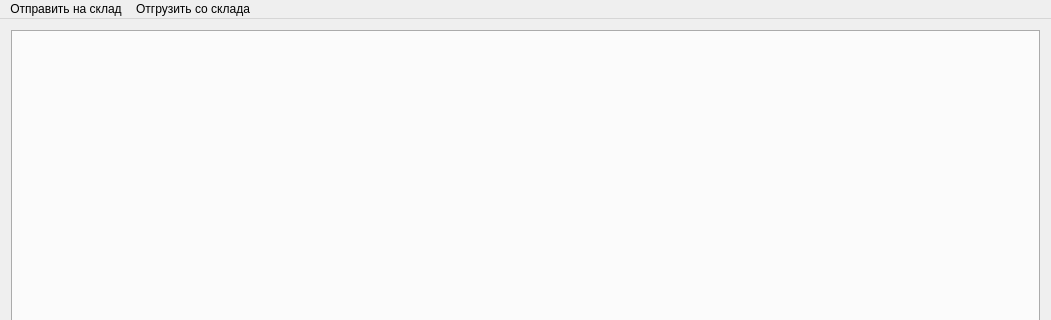
Above: mainwindow.ui from Sergeyego/warehouse before the change; both pictures show x 0 to 1051 and y 0 to 320 of the 1051 by 662 pixel window. Below: the same form after it.
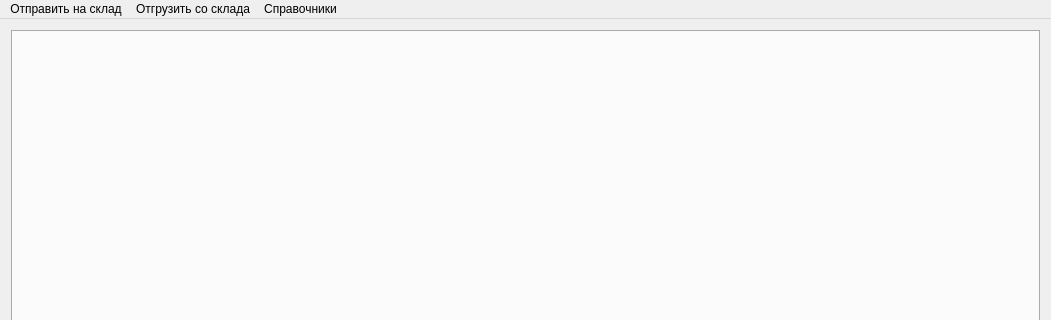
That is the form after the change.

The edit to the form file:
```diff
--- a/mainwindow.ui
+++ b/mainwindow.ui
@@ -51,8 +51,15 @@
     </property>
     <addaction name="actionShip"/>
    </widget>
+   <widget class="QMenu" name="menu_3">
+    <property name="title">
+     <string>Справочники</string>
+    </property>
+    <addaction name="actionPoluch"/>
+   </widget>
    <addaction name="menu"/>
    <addaction name="menu_2"/>
+   <addaction name="menu_3"/>
   </widget>
   <action name="actionAcceptance">
    <property name="text">
```
Left out of the diff: 5 changed lines with no effect on the pictures.
